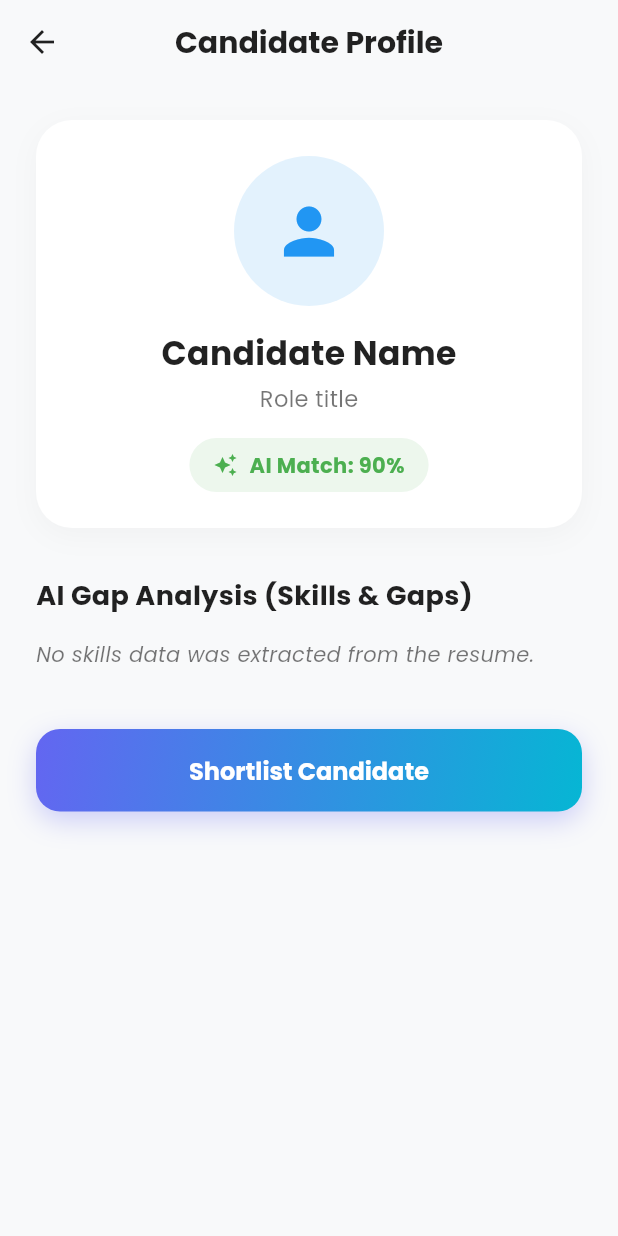
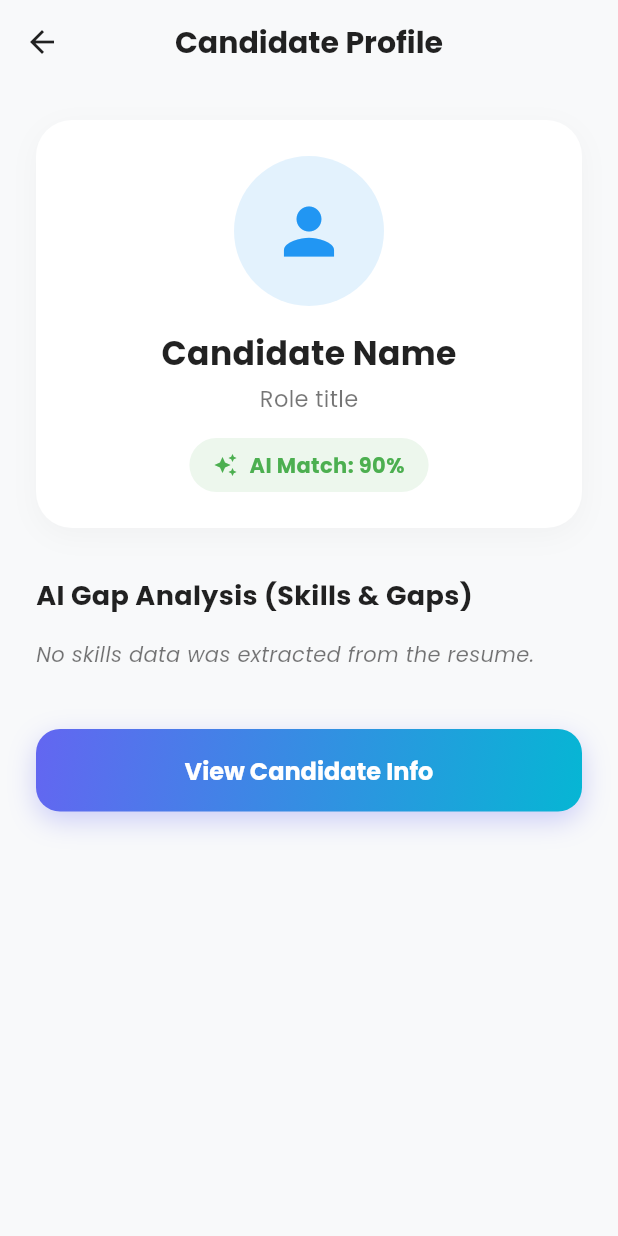
Before and after one commit to Shahed-b22d/career_ai, a Flutter app: the CandidateProfileScreen screen opened by its route, on a phone screen of 412 x 824 dp. Run offline on Flutter 3.47's test engine with Material 3 defaults, Android fonts, the phone set to English and light mode, and no system bars; our stand-ins replace file_picker, firebase_auth, firebase_core, fl_chart, flutter_local_notifications, google_fonts and 6 more; missing offline and left inert: android_intent_plus; accounts and stored records are empty.

Commit message:
feat: implement candidate profile loading and display with API integration

```diff
--- a/lib/screens/candidate_profile_screen.dart
+++ b/lib/screens/candidate_profile_screen.dart
@@ -1,5 +1,6 @@
 import 'package:flutter/material.dart';
 
+import '../services/ai_api_service.dart';
 import '../theme/app_theme.dart';
 import '../widgets/custom_button.dart';
 
@@ -11,57 +12,89 @@ class CandidateProfileScreen extends StatefulWidget {
 }
 
 class _CandidateProfileScreenState extends State<CandidateProfileScreen> {
-  bool isShortlisted = false;
+  Map<String, dynamic>? _profile;
+  bool _isLoading = true;
+  bool _isFetchingInfo = false;
+  String? _errorMessage;
 
   @override
-  Widget build(BuildContext context) {
+  void initState() {
+    super.initState();
+    WidgetsBinding.instance.addPostFrameCallback((_) => _loadProfile());
+  }
+
+  Future<void> _loadProfile() async {
     final args =
         ModalRoute.of(context)?.settings.arguments as Map<String, dynamic>?;
-    final name = args?['name'] ?? 'Candidate Name';
-    final role = args?['role'] ?? 'Role title';
-    final matchScore = args?['match'] ?? '90%';
-    final email = args?['email'] ?? 'No email provided';
-    final phone = args?['phone'] ?? 'No phone provided';
-    final governorate = args?['governorate'] ?? 'Not specified';
-    final List<dynamic> skills = args?['skills'] ?? [];
-    final List<dynamic> missingSkills = args?['missing_skills'] ?? [];
 
-    return Scaffold(
-      backgroundColor: const Color(0xFFF8F9FA),
-      appBar: AppBar(
-        title: const Text(
-          "Candidate Profile",
-          style: TextStyle(
-            color: Colors.black87,
-            fontWeight: FontWeight.bold,
-          ),
-        ),
-        backgroundColor: Colors.transparent,
-        elevation: 0,
-        iconTheme: const IconThemeData(color: Colors.black87),
-      ),
-      body: SingleChildScrollView(
-        padding: const EdgeInsets.all(24),
-        child: Column(
-          crossAxisAlignment: CrossAxisAlignment.start,
-          children: [
-            _buildProfileHeader(name, role, matchScore),
-            const SizedBox(height: 32),
-            _buildMatchDetails(skills, missingSkills),
-            const SizedBox(height: 40),
-            CustomButton(
-              text: "Shortlist Candidate",
-              onPressed: () {
-                _showContactInfoSheet(context, name, email, phone, governorate);
-              },
-            ),
-          ],
-        ),
-      ),
-    );
+    final userId = _parseUserId(args?['user_id']);
+    if (userId == null) {
+      setState(() {
+        _profile = args;
+        _isLoading = false;
+      });
+      return;
+    }
+
+    setState(() {
+      _isLoading = true;
+      _errorMessage = null;
+    });
+
+    final data = await AiApiService.getCandidateProfile(userId);
+
+    if (!mounted) return;
+
+    setState(() {
+      _isLoading = false;
+      if (data != null) {
+        _profile = data;
+      } else {
+        _profile = args;
+        _errorMessage = 'Could not load candidate data from the server.';
+      }
+    });
   }
 
-  void _showContactInfoSheet(BuildContext context, String name, String email, String phone, String governorate) {
+  int? _parseUserId(dynamic value) {
+    if (value == null) return null;
+    if (value is int) return value;
+    return int.tryParse(value.toString());
+  }
+
+  Future<void> _showCandidateInfo() async {
+    final userId = _parseUserId(_profile?['user_id']);
+
+    if (userId != null) {
+      setState(() => _isFetchingInfo = true);
+      final freshData = await AiApiService.getCandidateProfile(userId);
+      if (!mounted) return;
+      setState(() => _isFetchingInfo = false);
+
+      if (freshData != null) {
+        setState(() => _profile = freshData);
+        _openInfoSheet(freshData);
+        return;
+      }
+
+      ScaffoldMessenger.of(context).showSnackBar(
+        const SnackBar(content: Text('Failed to load candidate information.')),
+      );
+      return;
+    }
+
+    if (_profile != null) {
+      _openInfoSheet(_profile!);
+    }
+  }
+
+  void _openInfoSheet(Map<String, dynamic> profile) {
+    final name = profile['name'] ?? 'Candidate Name';
+    final email = profile['email'] ?? 'No email provided';
+    final phone = profile['phone'] ?? 'No phone provided';
+    final governorate = profile['governorate'] ?? 'Not specified';
+    final role = profile['role'] ?? profile['target_job'] ?? 'Job Seeker';
+
     showModalBottomSheet(
       context: context,
       shape: const RoundedRectangleBorder(
@@ -88,11 +121,11 @@ class _CandidateProfileScreenState extends State<CandidateProfileScreen> {
               const SizedBox(height: 20),
               Row(
                 children: [
-                  const Icon(Icons.check_circle, color: Colors.green, size: 28),
+                  const Icon(Icons.person_outline, color: AppTheme.primaryColor, size: 28),
                   const SizedBox(width: 12),
                   Expanded(
                     child: Text(
-                      "$name Shortlisted!",
+                      name,
                       style: const TextStyle(
                         fontSize: 20,
                         fontWeight: FontWeight.bold,
@@ -103,8 +136,13 @@ class _CandidateProfileScreenState extends State<CandidateProfileScreen> {
                 ],
               ),
               const SizedBox(height: 8),
+              Text(
+                role,
+                style: const TextStyle(color: Colors.black54, fontSize: 14),
+              ),
+              const SizedBox(height: 8),
               const Text(
-                "You can now contact this candidate directly.",
+                'Contact details from the job seeker profile.',
                 style: TextStyle(color: Colors.black54),
               ),
               const SizedBox(height: 24),
@@ -117,23 +155,102 @@ class _CandidateProfileScreenState extends State<CandidateProfileScreen> {
                 ),
                 child: Column(
                   children: [
-                    _buildInfoRow(Icons.email_outlined, "Email", email),
+                    _buildInfoRow(Icons.email_outlined, 'Email', email),
                     const Divider(height: 24),
-                    _buildInfoRow(Icons.phone_android_outlined, "Phone", phone),
+                    _buildInfoRow(Icons.phone_android_outlined, 'Phone', phone),
                     const Divider(height: 24),
-                    _buildInfoRow(Icons.location_on_outlined, "Governorate", governorate),
+                    _buildInfoRow(Icons.location_on_outlined, 'Governorate', governorate),
                   ],
                 ),
               ),
               const SizedBox(height: 24),
               CustomButton(
-                text: "Close",
+                text: 'Close',
                 onPressed: () => Navigator.pop(context),
               ),
             ],
           ),
         );
       },
+    );
+  }
+
+  @override
+  Widget build(BuildContext context) {
+    if (_isLoading) {
+      return Scaffold(
+        backgroundColor: const Color(0xFFF8F9FA),
+        appBar: AppBar(
+          title: const Text(
+            'Candidate Profile',
+            style: TextStyle(
+              color: Colors.black87,
+              fontWeight: FontWeight.bold,
+            ),
+          ),
+          backgroundColor: Colors.transparent,
+          elevation: 0,
+          iconTheme: const IconThemeData(color: Colors.black87),
+        ),
+        body: const Center(
+          child: CircularProgressIndicator(color: AppTheme.primaryColor),
+        ),
+      );
+    }
+
+    final name = _profile?['name'] ?? 'Candidate Name';
+    final role = _profile?['role'] ?? _profile?['target_job'] ?? 'Role title';
+    final matchScore = _profile?['match'] ?? '90%';
+    final List<dynamic> skills = _profile?['skills'] ?? [];
+    final List<dynamic> missingSkills = _profile?['missing_skills'] ?? [];
+
+    return Scaffold(
+      backgroundColor: const Color(0xFFF8F9FA),
+      appBar: AppBar(
+        title: const Text(
+          'Candidate Profile',
+          style: TextStyle(
+            color: Colors.black87,
+            fontWeight: FontWeight.bold,
+          ),
+        ),
+        backgroundColor: Colors.transparent,
+        elevation: 0,
+        iconTheme: const IconThemeData(color: Colors.black87),
+      ),
+      body: SingleChildScrollView(
+        padding: const EdgeInsets.all(24),
+        child: Column(
+          crossAxisAlignment: CrossAxisAlignment.start,
+          children: [
+            if (_errorMessage != null) ...[
+              Container(
+                width: double.infinity,
+                padding: const EdgeInsets.all(12),
+                margin: const EdgeInsets.only(bottom: 16),
+                decoration: BoxDecoration(
+                  color: Colors.orange.withOpacity(0.1),
+                  borderRadius: BorderRadius.circular(12),
+                  border: Border.all(color: Colors.orange.withOpacity(0.3)),
+                ),
+                child: Text(
+                  _errorMessage!,
+                  style: const TextStyle(color: Colors.orange, fontSize: 13),
+                ),
+              ),
+            ],
+            _buildProfileHeader(name, role, matchScore),
+            const SizedBox(height: 32),
+            _buildMatchDetails(skills, missingSkills),
+            const SizedBox(height: 40),
+            CustomButton(
+              text: 'View Candidate Info',
+              isLoading: _isFetchingInfo,
+              onPressed: _showCandidateInfo,
+            ),
+          ],
+        ),
+      ),
     );
   }
 
@@ -186,7 +303,7 @@ class _CandidateProfileScreenState extends State<CandidateProfileScreen> {
                 const Icon(Icons.auto_awesome, color: Colors.green, size: 16),
                 const SizedBox(width: 8),
                 Text(
-                  "AI Match: $matchScore",
+                  'AI Match: $matchScore',
                   style: const TextStyle(
                     color: Colors.green,
                     fontWeight: FontWeight.bold,
@@ -207,7 +324,7 @@ class _CandidateProfileScreenState extends State<CandidateProfileScreen> {
         Icon(icon, color: AppTheme.primaryColor, size: 20),
         const SizedBox(width: 12),
         Text(
-          "$label: ",
+          '$label: ',
           style: const TextStyle(
             fontWeight: FontWeight.w600,
             fontSize: 14,
@@ -244,7 +361,7 @@ class _CandidateProfileScreenState extends State<CandidateProfileScreen> {
       crossAxisAlignment: CrossAxisAlignment.start,
       children: [
         const Text(
-          "AI Gap Analysis (Skills & Gaps)",
+          'AI Gap Analysis (Skills & Gaps)',
           style: TextStyle(
             fontSize: 18,
             fontWeight: FontWeight.bold,
@@ -254,7 +371,7 @@ class _CandidateProfileScreenState extends State<CandidateProfileScreen> {
         const SizedBox(height: 16),
         if (matchedWidgets.isEmpty && missingWidgets.isEmpty)
           const Text(
-            "No skills data was extracted from the resume.",
+            'No skills data was extracted from the resume.',
             style: TextStyle(
               color: Colors.black54,
               fontStyle: FontStyle.italic,
@@ -265,7 +382,7 @@ class _CandidateProfileScreenState extends State<CandidateProfileScreen> {
             const Padding(
               padding: EdgeInsets.only(bottom: 8.0, left: 4.0),
               child: Text(
-                "Candidate Strengths / Current Skills",
+                'Candidate Strengths / Current Skills',
                 style: TextStyle(
                   fontWeight: FontWeight.bold,
                   color: Colors.green,
@@ -280,7 +397,7 @@ class _CandidateProfileScreenState extends State<CandidateProfileScreen> {
             const Padding(
               padding: EdgeInsets.only(bottom: 8.0, left: 4.0),
               child: Text(
-                "Missing Skills / Gap Areas",
+                'Missing Skills / Gap Areas',
                 style: TextStyle(
                   fontWeight: FontWeight.bold,
                   color: Colors.red,
@@ -325,7 +442,7 @@ class _CandidateProfileScreenState extends State<CandidateProfileScreen> {
             ),
           ),
           Text(
-            isMatched ? "Possessed" : "Missing",
+            isMatched ? 'Possessed' : 'Missing',
             style: TextStyle(
               fontSize: 13,
               color: isMatched ? Colors.green : Colors.red,
```
Also changed, not shown: lib/services/ai_api_service.dart (+26 -0 lines).
